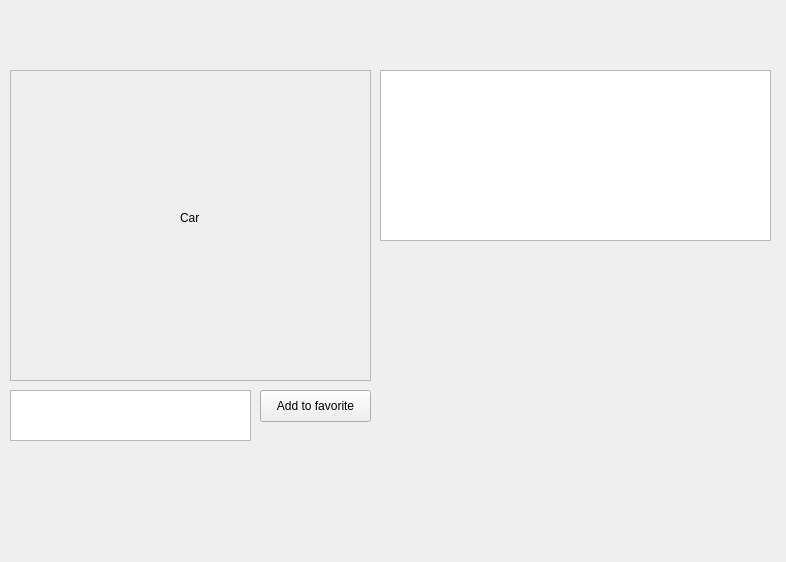
First picture: the form in offerwindow.ui, repository happy394/qt_project_hse, before the edit.
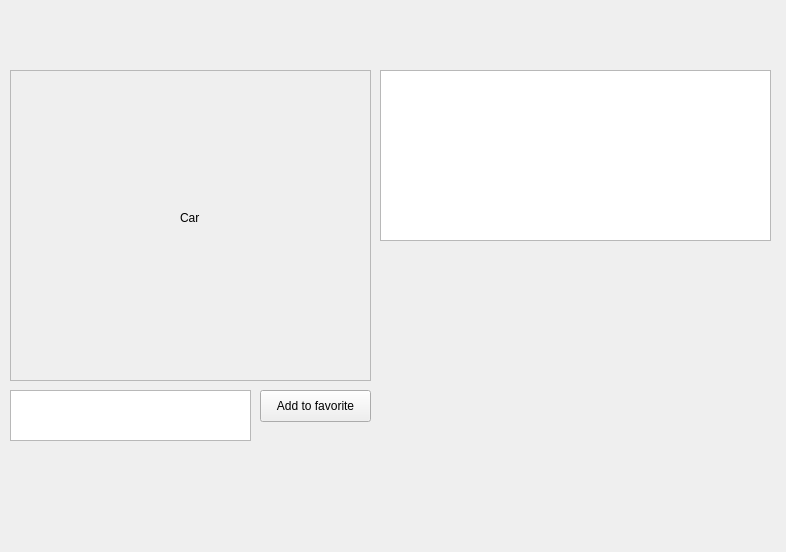
Second picture: the form after the edit.

Diff of the .ui file:
```diff
--- a/offerwindow.ui
+++ b/offerwindow.ui
@@ -7,7 +7,7 @@
     <x>0</x>
     <y>0</y>
     <width>786</width>
-    <height>562</height>
+    <height>552</height>
    </rect>
   </property>
   <property name="windowTitle">
```
